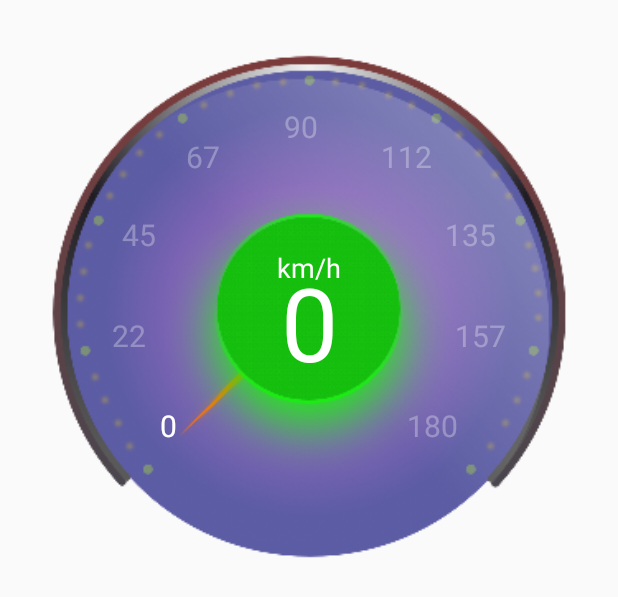
After one commit to Afra55/Android-Speedometer, an Android app: the layout view_speedometer_4.xml on its own in the app's theme, with its tools: preview values and no code run, on a phone screen of 412 x 824 dp. The commit adds this screen. Shown: the top 597 px of the screen. Run offline under Robolectric (Android 15) with nearby library versions, the phone set to English and light mode, and no system bars.

Commit message:
测试表盘4

```diff
--- a/app/src/main/java/com/afra55/speedometer/MainActivity.kt
+++ b/app/src/main/java/com/afra55/speedometer/MainActivity.kt
@@ -27,6 +27,7 @@ class SpeedometerAdapter(activity: FragmentActivity) : FragmentStateAdapter(acti
         list.add(R.layout.view_speedometer_1)
         list.add(R.layout.view_speedometer_2)
         list.add(R.layout.view_speedometer_3)
+        list.add(R.layout.view_speedometer_4)
         list
     }
     override fun getItemCount(): Int {
--- /dev/null
+++ b/app/src/main/res/layout/view_speedometer_4.xml
@@ -0,0 +1,32 @@
+<?xml version="1.0" encoding="utf-8"?>
+<FrameLayout xmlns:android="http://schemas.android.com/apk/res/android"
+    xmlns:app="http://schemas.android.com/apk/res-auto"
+    xmlns:tools="http://schemas.android.com/tools"
+    android:layout_width="match_parent"
+    android:layout_height="wrap_content">
+
+    <com.afra55.speedometer.SpeedometerDialog
+        android:id="@+id/test_speedometer"
+        android:layout_width="match_parent"
+        android:layout_height="wrap_content"
+        app:meterBg="@drawable/dialog_bg_3"
+        app:meterCenterDesc="km/h"
+        app:meterCenterIc="@drawable/dialog_center_icon_3"
+        app:meterDividerAreaNumber="8"
+        app:meterNumberLimitTextColor="#E30808"
+        app:meterNumberMargin="89dp"
+        app:meterNumberSelectedTextColor="#FFFFFF"
+        app:meterCenterNumberTextSize="68sp"
+        app:meterCenterDescTextSize="18sp"
+        app:meterCenterTextColor="#FFFFFF"
+        app:meterTranslateY="70dp"
+        app:meterTranslateZ="40dp"
+        app:meterRotateX="80"
+        app:meterType="1"
+        app:meterCenterDescTextColor="#FFFFFF"
+        app:meterNumberTextColor="#4DFFFFFF"
+        app:meterNumberTextSize="20sp"
+        app:meterPointer="@drawable/dialog_pointer_3"
+        />
+
+</FrameLayout>
```
